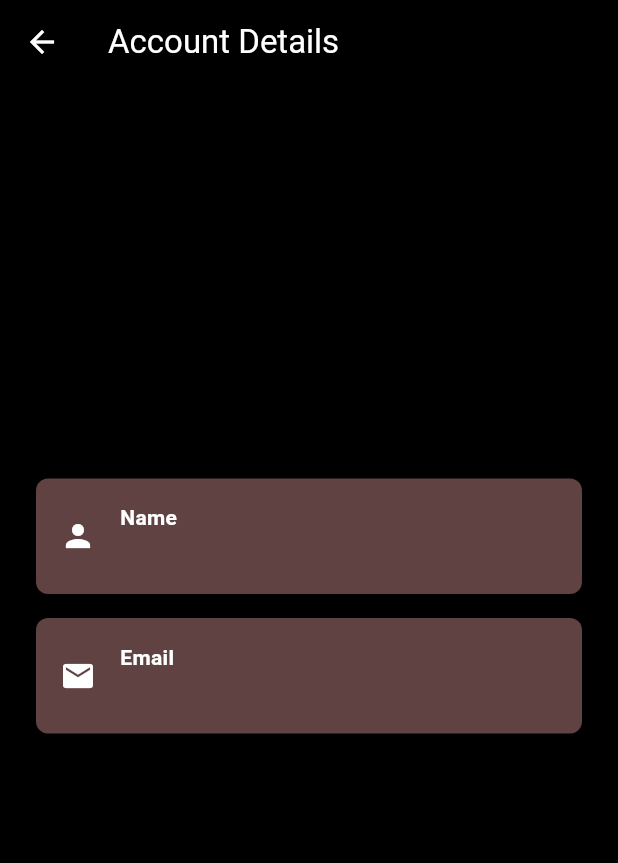
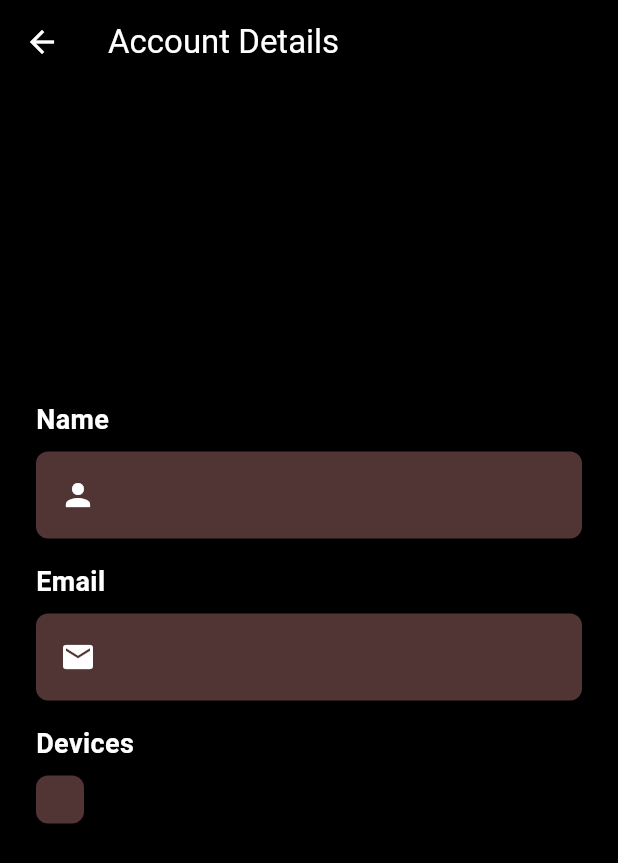
Before and after one commit to shebin-k-s/electricity-water-monitoring, a Flutter app: the AccountDetailsScreen screen opened directly with empty values, on a phone screen of 412 x 824 dp. Shown: the top 863 px of the screen. Run offline on Flutter 3.47's test engine with Material 3 defaults, Android fonts, the light colour scheme and no system bars; our stand-ins replace dio, double_back_to_close_app, material_design_icons_flutter, shared_preferences, socket_io_client; missing offline and left inert: animated_loading_indicators, dart:ffi; accounts and stored records are empty.

Commit message:
added device list to account details

```diff
--- a/frontend/lib/Screens/account_details_screen/account_details_screen.dart
+++ b/frontend/lib/Screens/account_details_screen/account_details_screen.dart
@@ -1,13 +1,16 @@
 import 'package:flutter/material.dart';
+import 'package:saron/api/device_model/device.dart';
 
 class AccountDetailsScreen extends StatelessWidget {
   final String name;
   final String email;
+  final List<Device> devices;
 
   const AccountDetailsScreen({
     super.key,
     required this.name,
     required this.email,
+    required this.devices,
   });
 
   @override
@@ -26,18 +29,58 @@ class AccountDetailsScreen extends StatelessWidget {
           crossAxisAlignment: CrossAxisAlignment.start,
           children: [
             const SizedBox(height: 16.0),
+            const Text(
+              'Name',
+              style: TextStyle(
+                fontWeight: FontWeight.bold,
+                fontSize: 18.0,
+                color: Colors.white,
+              ),
+            ),
+            const SizedBox(height: 8.0),
             AccountDetailsTile(
               icon: Icons.person,
               label: 'Name',
-              value: name,
+              value: name.toUpperCase(),
             ),
             const SizedBox(height: 16.0),
+            const Text(
+              'Email',
+              style: TextStyle(
+                fontWeight: FontWeight.bold,
+                fontSize: 18.0,
+                color: Colors.white,
+              ),
+            ),
+            const SizedBox(height: 8.0),
             AccountDetailsTile(
               icon: Icons.email,
               label: 'Email',
               value: email,
             ),
+            const SizedBox(height: 16.0),
+            const Text(
+              'Devices',
+              style: TextStyle(
+                fontWeight: FontWeight.bold,
+                fontSize: 18.0,
+                color: Colors.white,
+              ),
+            ),
             const SizedBox(height: 8.0),
+            Container(
+              decoration: BoxDecoration(
+                borderRadius: BorderRadius.circular(8.0),
+                color: Color.fromARGB(255, 81, 53, 53),
+              ),
+              padding: const EdgeInsets.all(16.0),
+              child: Column(
+                crossAxisAlignment: CrossAxisAlignment.start,
+                children: devices.map((device) {
+                  return DeviceTile(device: device);
+                }).toList(),
+              ),
+            ),
           ],
         ),
       ),
@@ -62,7 +105,7 @@ class AccountDetailsTile extends StatelessWidget {
     return Container(
       decoration: BoxDecoration(
         borderRadius: BorderRadius.circular(8.0),
-        color: Color.fromARGB(255, 96, 66, 66),
+        color: Color.fromARGB(255, 81, 53, 53),
       ),
       padding: const EdgeInsets.all(16.0),
       child: Row(
@@ -77,13 +120,13 @@ class AccountDetailsTile extends StatelessWidget {
               crossAxisAlignment: CrossAxisAlignment.start,
               children: [
                 Text(
-                  label,
+                  value,
                   style: const TextStyle(
-                    fontWeight: FontWeight.bold,
+                    color: Colors.white,
+                    fontSize: 18,
+                    fontWeight: FontWeight.w400,
                   ),
                 ),
-                const SizedBox(height: 4.0),
-                Text(value),
               ],
             ),
           ),
@@ -92,3 +135,59 @@ class AccountDetailsTile extends StatelessWidget {
     );
   }
 }
+
+class DeviceTile extends StatelessWidget {
+  final Device device;
+
+  const DeviceTile({
+    Key? key,
+    required this.device,
+  }) : super(key: key);
+
+  @override
+  Widget build(BuildContext context) {
+    return Container(
+      margin: const EdgeInsets.only(top: 8.0),
+      decoration: BoxDecoration(
+        borderRadius: BorderRadius.circular(8.0),
+        color: Color.fromARGB(255, 87, 58, 58),
+        boxShadow: [
+          BoxShadow(
+            color: Colors.black.withOpacity(0.2),
+            blurRadius: 8.0,
+            offset: Offset(0, 2),
+          ),
+        ],
+      ),
+      padding: const EdgeInsets.all(16.0),
+      child: Row(
+        children: [
+          Icon(
+            Icons.devices,
+            color: Colors.white,
+          ),
+          const SizedBox(width: 16.0),
+          Expanded(
+            child: Column(
+              crossAxisAlignment: CrossAxisAlignment.start,
+              children: [
+                Text(
+                  device.deviceName!.toUpperCase(),
+                  style: const TextStyle(
+                    fontWeight: FontWeight.bold,
+                    color: Colors.white,
+                  ),
+                ),
+                const SizedBox(height: 4.0),
+                Text(
+                  'Device ID: ${device.deviceId ?? 'N/A'}',
+                  style: const TextStyle(color: Colors.white),
+                ),
+              ],
+            ),
+          ),
+        ],
+      ),
+    );
+  }
+}
```
